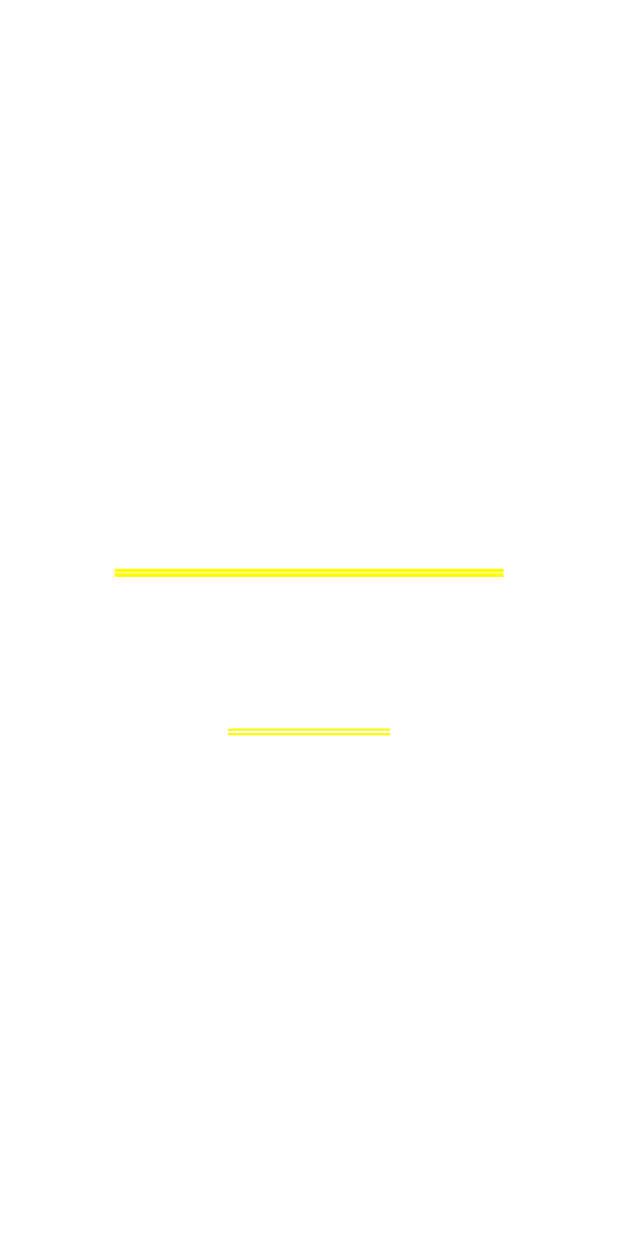
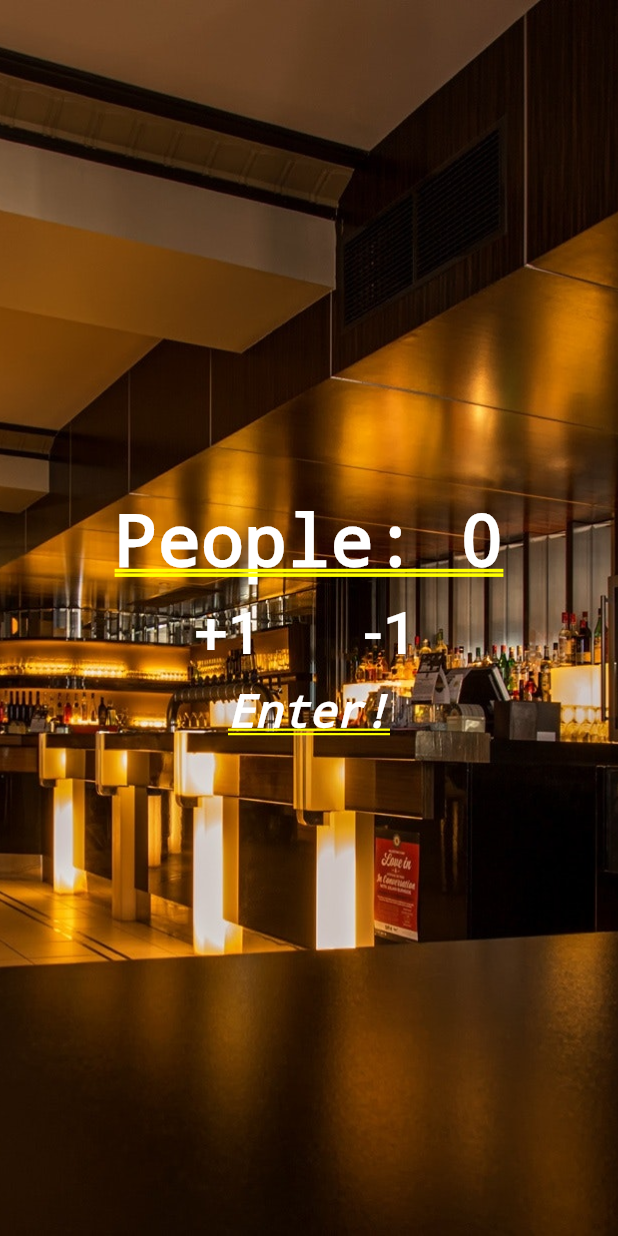
Before and after one commit to feMoraes0/people-counter-app, a Flutter app: the screen it shows after launch, on a phone screen of 412 x 824 dp. Run offline on Flutter 3.47's test engine with Material 2 defaults, Android fonts, the phone set to English and light mode, and no system bars.

Commit message:
Refactored main code to new widget

```diff
--- a/lib/main.dart
+++ b/lib/main.dart
@@ -8,8 +8,27 @@ class MyApp extends StatelessWidget {
     return MaterialApp(
       debugShowCheckedModeBanner: false,
       title: 'People Counter',
-      home: Stack(
+      home: MainScreen(),
+    );
+  }
+}
+
+class MainScreen extends StatelessWidget {
+  const MainScreen({
+    Key key,
+  }) : super(key: key);
+
+  @override
+  Widget build(BuildContext context) {
+    Size size = MediaQuery.of(context).size;
+    return Container(
+      child: Stack(
         children: <Widget>[
+          Image.asset(
+            "images/restaurant.jpg",
+            fit: BoxFit.cover,
+            height: size.height,
+          ),
           Column(
             mainAxisAlignment: MainAxisAlignment.center,
             children: <Widget>[
```
